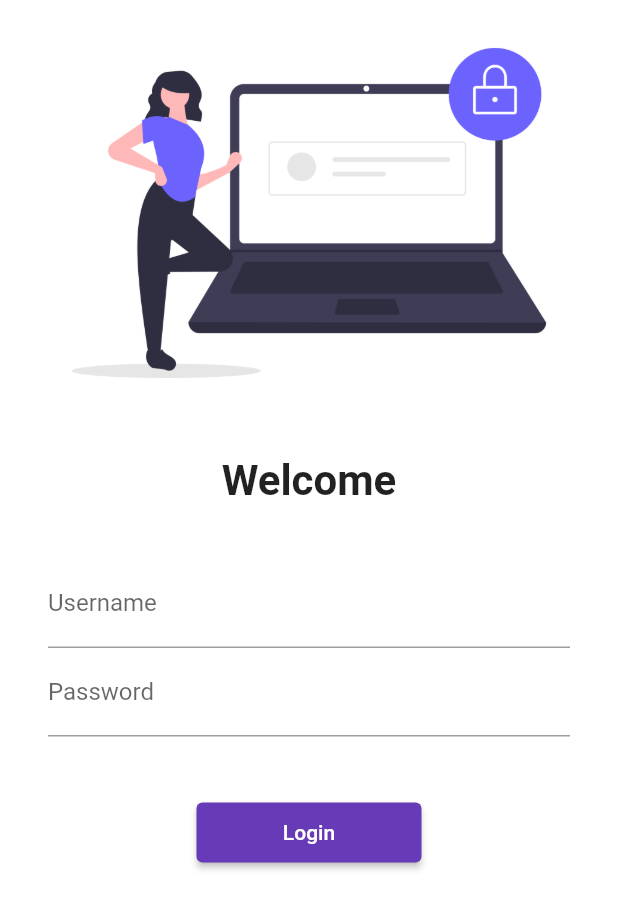
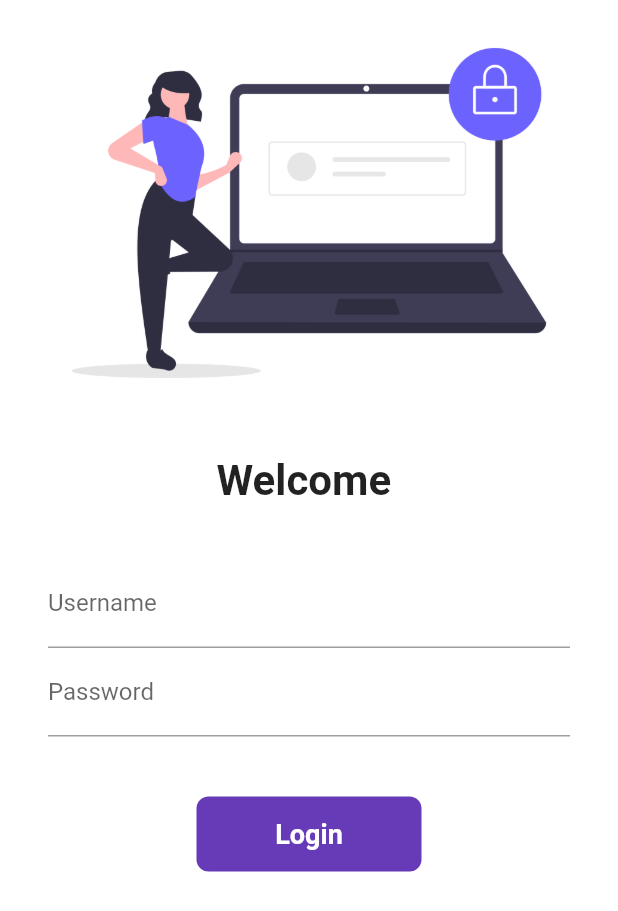
Before and after one commit to BhupendraBachhav/30DaysofFlutter, a Flutter app: the screen it shows after launch, on a phone screen of 412 x 824 dp. Shown: the top 911 px of the screen. Run offline on Flutter 3.47's test engine with Material 2 defaults, Android fonts, the phone set to English and light mode, and no system bars.

Commit message:
day6 completed

```diff
--- a/lib/pages/login_page.dart
+++ b/lib/pages/login_page.dart
@@ -1,8 +1,16 @@
 import 'package:flutter/material.dart';
 import 'package:flutter_catelog/utils/routes.dart';
 
-class LoginPage extends StatelessWidget {
+class LoginPage extends StatefulWidget {
   const LoginPage({super.key});
+
+  @override
+  State<LoginPage> createState() => _LoginPageState();
+}
+
+class _LoginPageState extends State<LoginPage> {
+  String name = "";
+  bool changebutton = false;
 
   @override
   Widget build(BuildContext context) {
@@ -18,8 +26,8 @@ class LoginPage extends StatelessWidget {
               const SizedBox(
                 height: 20.0,
               ),
-              const Text(
-                "Welcome",
+              Text(
+                "Welcome $name",
                 style: TextStyle(fontSize: 28, fontWeight: FontWeight.bold),
               ),
               const SizedBox(
@@ -35,6 +43,10 @@ class LoginPage extends StatelessWidget {
                         hintText: "Enter your name",
                         labelText: "Username",
                       ),
+                      onChanged: (value) {
+                        name = value;
+                        setState(() {});
+                      },
                     ),
                     TextFormField(
                       obscureText: true,
@@ -44,14 +56,49 @@ class LoginPage extends StatelessWidget {
                     const SizedBox(
                       height: 40.0,
                     ),
-                    ElevatedButton(
-                        onPressed: () {
-                          Navigator.pushNamed(context, MyRoutes.homeRoutes);
-                        },
-                        child: const Text("Login"),
-                        style: TextButton.styleFrom(
-                          minimumSize: Size(150, 40),
-                        ))
+                    InkWell(
+                      onTap: () async {
+                        setState(() {
+                          changebutton = true;
+                        });
+
+                        await Future.delayed(Duration(seconds: 1));
+                        Navigator.pushNamed(context, MyRoutes.homeRoutes);
+                      },
+                      child: AnimatedContainer(
+                        duration: Duration(seconds: 1),
+                        width: changebutton ? 50 : 150,
+                        height: 50,
+                        alignment: Alignment.center,
+                        child: changebutton
+                            ? Icon(
+                                Icons.done,
+                                color: Colors.white,
+                              )
+                            : Text(
+                                "Login",
+                                style: TextStyle(
+                                    fontWeight: FontWeight.bold,
+                                    fontSize: 18,
+                                    color: Colors.white),
+                              ),
+                        decoration: BoxDecoration(
+                          color: Colors.deepPurple,
+                          // shape: changebutton?BoxShape.circle:BoxShape.rectangle,
+                          borderRadius:
+                              BorderRadius.circular(changebutton ? 50 : 8.0),
+                        ),
+                      ),
+                    ),
+
+                    // ElevatedButton(
+                    //     onPressed: () {
+                    //       Navigator.pushNamed(context, MyRoutes.homeRoutes);
+                    //     },
+                    //     child: const Text("Login"),
+                    //     style: TextButton.styleFrom(
+                    //       minimumSize: Size(150, 40),
+                    //     ))
                   ],
                 ),
               )
```
